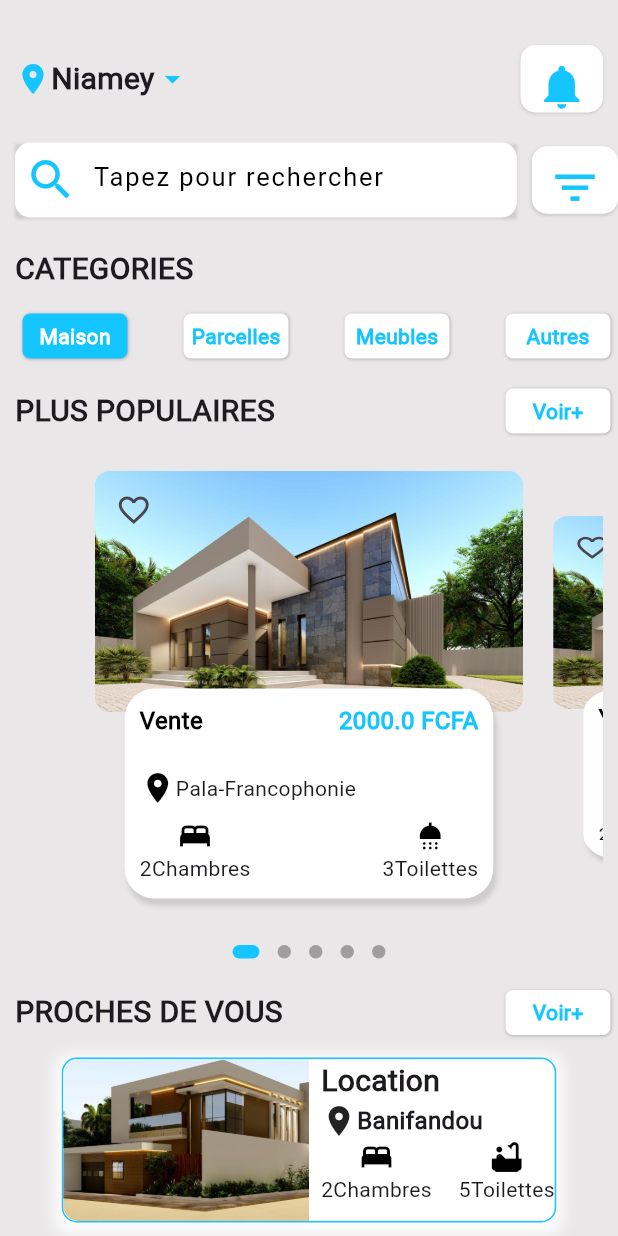
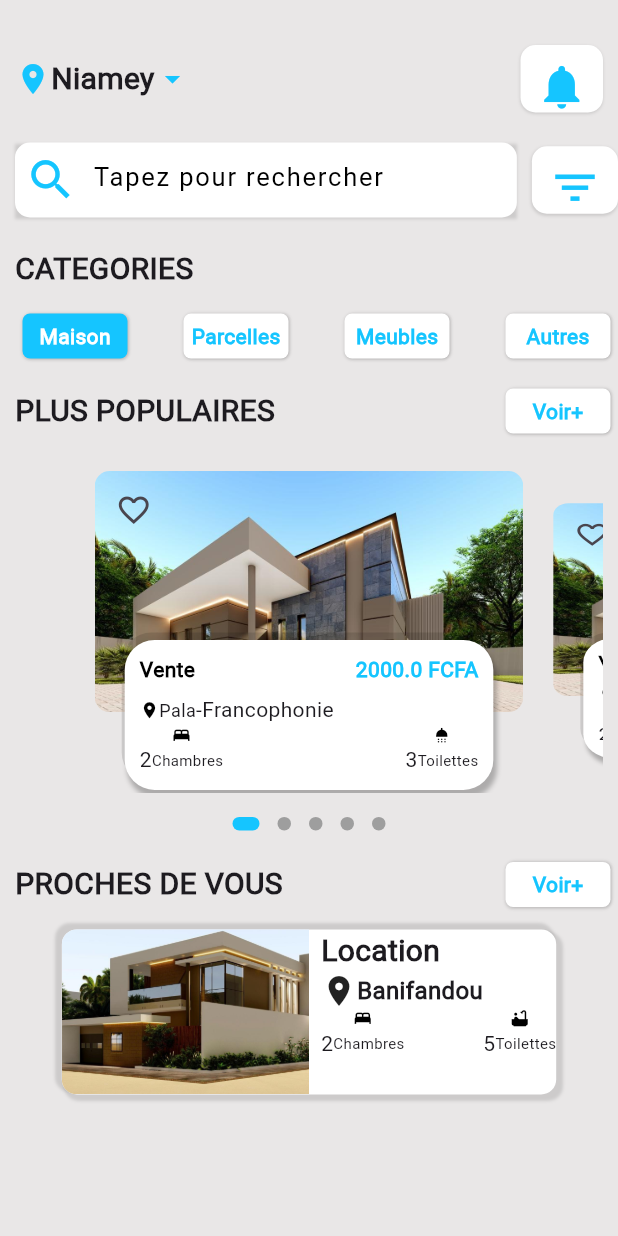
Before and after one commit to GANONTHA/Application_Mobile_Belle_House, a Flutter app: the screen it shows after launch, on a phone screen of 412 x 824 dp. Run offline on Flutter 3.47's test engine with Material 3 defaults, Android fonts, the phone set to English and light mode, and no system bars; drawn by our look-alikes of dots_indicator.

Commit message:
created the dimension files

```diff
--- a/lib/home/property_page_builder.dart
+++ b/lib/home/property_page_builder.dart
@@ -1,4 +1,5 @@
 import 'package:belle_house_mobile_app/utils/colors.dart';
+import 'package:belle_house_mobile_app/utils/dimensions.dart';
 import 'package:belle_house_mobile_app/widgets/popular_property.dart';
 import 'package:dots_indicator/dots_indicator.dart';
 import 'package:flutter/material.dart';
@@ -14,7 +15,7 @@ class _PropertyPageBuilderState extends State<PropertyPageBuilder> {
   PageController pageController = PageController(viewportFraction: 0.78);
   var _currPageValue = 0.0;
   double _scaleFactor = 0.8;
-  final double _height = 300;
+  final double _height = Dimension.pageViewContainer;
   @override
   void initState() {
     super.initState();
@@ -36,7 +37,7 @@ class _PropertyPageBuilderState extends State<PropertyPageBuilder> {
     return Column(
       children: [
         Container(
-          height: 300,
+          height: Dimension.pageViewContainer,
           margin: const EdgeInsets.all(10),
           child: PageView.builder(
               controller: pageController,
--- a/lib/main.dart
+++ b/lib/main.dart
@@ -1,4 +1,5 @@
 import 'package:belle_house_mobile_app/home/main_property_page.dart';
+import 'package:belle_house_mobile_app/utils/dimensions.dart';
 import 'package:flutter/material.dart';
 
 void main() {
@@ -11,6 +12,7 @@ class MyApp extends StatelessWidget {
   // This widget is the root of your application.
   @override
   Widget build(BuildContext context) {
+    Dimension.init(context);
     return MaterialApp(
         debugShowCheckedModeBanner: false,
         title: 'Flutter Demo',
--- /dev/null
+++ b/lib/utils/dimensions.dart
@@ -0,0 +1,15 @@
+import 'package:flutter/widgets.dart';
+
+class Dimension {
+  static double screenHeight = 0;
+  static double screenWidth = 0;
+
+  //container
+  static double pageViewContainer = 0;
+
+  static void init(BuildContext context) {
+    screenHeight = MediaQuery.of(context).size.height;
+    screenWidth = MediaQuery.of(context).size.width;
+    pageViewContainer = screenHeight / 3.84;
+  }
+}
--- a/lib/widgets/icon_with_name.dart
+++ b/lib/widgets/icon_with_name.dart
@@ -19,11 +19,18 @@ class IconWithName extends StatelessWidget {
       children: [
         Icon(
           icon,
+          size: 13,
           color: color,
         ),
         Row(
           mainAxisAlignment: MainAxisAlignment.start,
-          children: [Text('$number'), Text(name)],
+          children: [
+            Text('$number'),
+            Text(
+              name,
+              style: TextStyle(fontSize: 10),
+            )
+          ],
         )
       ],
     );
--- a/lib/widgets/nearly_property.dart
+++ b/lib/widgets/nearly_property.dart
@@ -25,18 +25,24 @@ class NearlyProperty extends StatelessWidget {
     return Container(
       width: MediaQuery.of(context).size.width * 0.8,
       height: 110,
-      decoration: BoxDecoration(
-          border: Border.all(color: AppColors.primaryColor, width: 1),
+      decoration: const BoxDecoration(
+          // border: Border.all(color: AppColors.primaryColor, width: 1),
           color: AppColors.secondaryColor,
-          borderRadius: const BorderRadius.all(
+          borderRadius: BorderRadius.all(
             Radius.circular(10),
           ),
           boxShadow: [
             BoxShadow(
-              color: AppColors.secondaryColor.withOpacity(0.9),
-              spreadRadius: 5,
-              blurRadius: 7,
-              offset: const Offset(0, 3), // changes position of shadow
+              color: Colors.black12,
+              spreadRadius: 1,
+              blurRadius: 1,
+              offset: Offset(3, 3), // changes position of shadow
+            ),
+            BoxShadow(
+              color: Colors.black12,
+              spreadRadius: 1,
+              blurRadius: 1,
+              offset: Offset(-3, -3), // changes position of shadow
             ),
           ]),
       child: Expanded(
--- a/lib/widgets/popular_property.dart
+++ b/lib/widgets/popular_property.dart
@@ -1,4 +1,5 @@
 import 'package:belle_house_mobile_app/utils/colors.dart';
+import 'package:belle_house_mobile_app/utils/dimensions.dart';
 import 'package:belle_house_mobile_app/widgets/big_text.dart';
 import 'package:belle_house_mobile_app/widgets/icon_with_name.dart';
 import 'package:flutter/material.dart';
@@ -28,7 +29,7 @@ class PopularProperty extends StatelessWidget {
       children: [
         //image with like (heart) button in a stack widget
         Container(
-          height: 300,
+          height: Dimension.pageViewContainer,
           child: Stack(
             children: [
               ClipRRect(
@@ -54,7 +55,7 @@ class PopularProperty extends StatelessWidget {
           child: Container(
             padding:
                 const EdgeInsets.only(left: 10, top: 10, right: 10, bottom: 10),
-            margin: const EdgeInsets.only(left: 20, right: 20, bottom: 15),
+            margin: const EdgeInsets.only(left: 20, right: 20, bottom: 2),
             decoration: const BoxDecoration(
               borderRadius: BorderRadius.all(
                 Radius.circular(20),
@@ -62,13 +63,18 @@ class PopularProperty extends StatelessWidget {
               color: AppColors.secondaryColor,
               boxShadow: [
                 BoxShadow(
-                  color: Colors.black12,
+                  color: Colors.black26,
                   blurRadius: 2,
                   offset: Offset(2, 5),
-                )
+                ),
+                BoxShadow(
+                  color: Colors.black12,
+                  // blurRadius: 2,
+                  offset: Offset(-2, -5),
+                ),
               ],
             ),
-            height: 140,
+            height: 100,
             child: Column(
               mainAxisAlignment: MainAxisAlignment.spaceBetween,
               children: [
@@ -79,12 +85,12 @@ class PopularProperty extends StatelessWidget {
                     BigText(
                       text: type,
                       color: Colors.black,
-                      fontSize: 16,
+                      fontSize: 14,
                     ),
                     BigText(
                       text: '$price FCFA',
                       color: AppColors.primaryColor,
-                      fontSize: 16,
+                      fontSize: 14,
                     )
                   ],
                 ),
@@ -95,8 +101,12 @@ class PopularProperty extends StatelessWidget {
                     const Icon(
                       Icons.location_on,
                       color: AppColors.textColor,
+                      size: 13,
                     ),
-                    Text(city),
+                    Text(
+                      city,
+                      style: TextStyle(fontSize: 12),
+                    ),
                     const Text('-'),
                     Text(area)
                   ],
--- a/pubspec.yaml
+++ b/pubspec.yaml
@@ -35,6 +35,7 @@ dependencies:
   # Use with the CupertinoIcons class for iOS style icons.
   cupertino_icons: ^1.0.2
   dots_indicator: ^3.0.0
+  get: ^4.6.6
 
 dev_dependencies:
   flutter_test:
```
Also changed, not shown: pubspec.lock.
